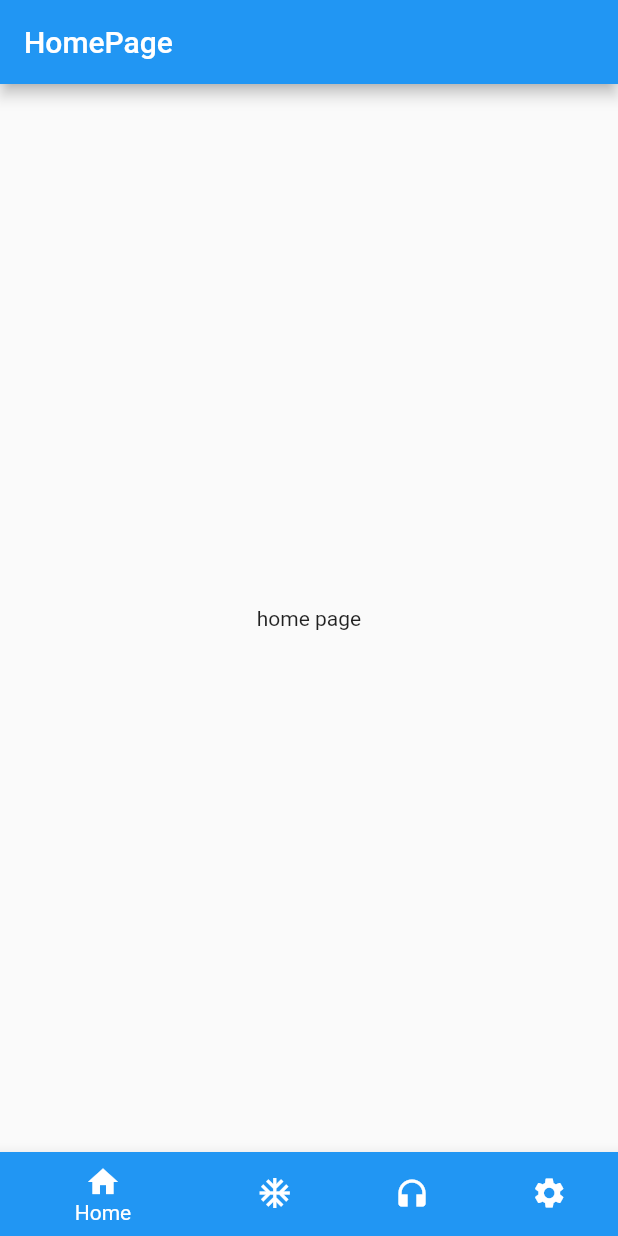
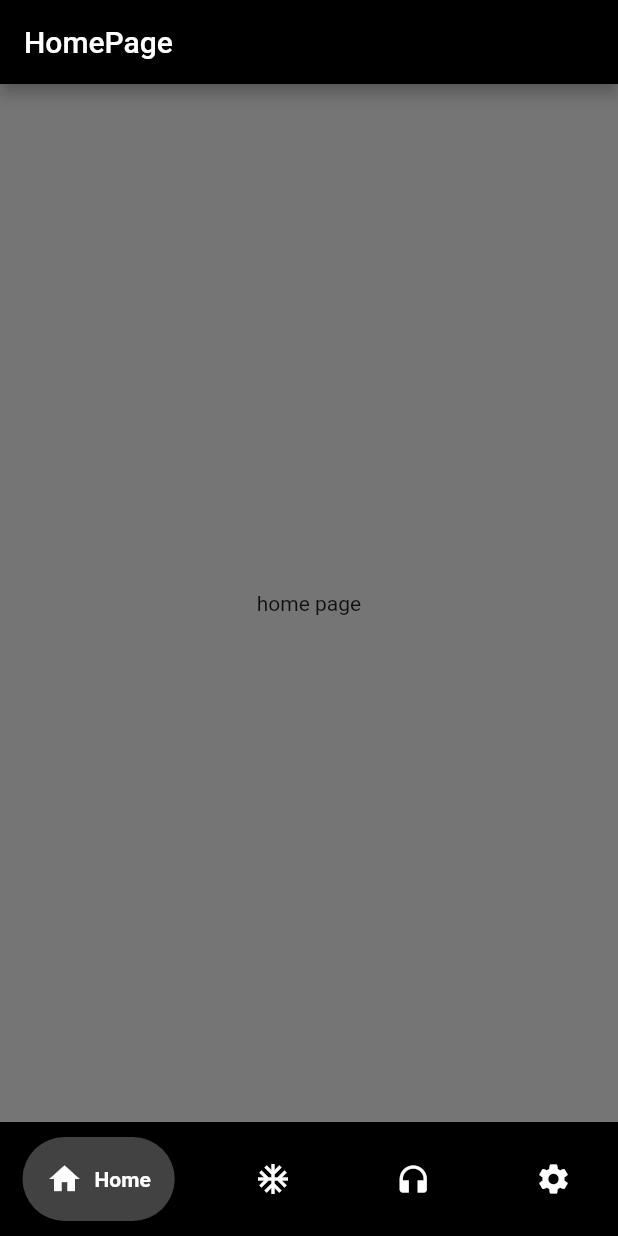
Before and after one commit to zysek11/LifestyleApplication, a Flutter app: the screen it shows after launch, on a phone screen of 412 x 824 dp. Run offline on Flutter 3.47's test engine with Material 2 defaults, Android fonts, the phone set to English and light mode, and no system bars; drawn by our look-alikes of google_nav_bar.

Commit message:
nowy menu bottom nav
sciagniety z GNAV, w pubspec jest dodane depedency, zaimplementowany i zmodyfikowane

```diff
--- a/lib/main.dart
+++ b/lib/main.dart
@@ -1,4 +1,5 @@
 import 'package:flutter/material.dart';
+import 'package:google_nav_bar/google_nav_bar.dart';
 
 void main() {
   runApp(MyApp());
@@ -25,44 +26,57 @@ class _MyAppState extends State<MyApp> {
     return MaterialApp(
       home: Scaffold(
         appBar: AppBar(
-          title: _currentIndex == 0 ? Text("HomePage")
-              : _currentIndex == 1 ? Text("AcPage")
-              : _currentIndex == 2 ? Text("HeadPage")
-              : _currentIndex == 3 ? Text("SettingsPage"): Text("HomePage"),
+          backgroundColor: Colors.black,
+          title: _currentIndex == 0
+              ? Text("HomePage")
+              : _currentIndex == 1
+                  ? Text("AcPage")
+                  : _currentIndex == 2
+                      ? Text("HeadPage")
+                      : _currentIndex == 3
+                          ? Text("SettingsPage")
+                          : Text("HomePage"),
         ),
         body: IndexedStack(
           index: _currentIndex,
           children: _screens,
         ),
-        bottomNavigationBar: BottomNavigationBar(
-          currentIndex: _currentIndex,
-          showSelectedLabels: true,
-          showUnselectedLabels: false,
-          onTap: (index) {
+        bottomNavigationBar: Container(
+          color: Colors.black,
+          child: Padding(
+            padding: const EdgeInsets.symmetric(horizontal: 15, vertical: 10),
+            child: GNav(
+              backgroundColor: Colors.black,
+              color: Colors.white,
+              activeColor: Colors.white,
+              tabBackgroundColor: Colors.grey.shade800,
+              gap: 8,
+              padding: EdgeInsets.all(16),
+              onTabChange: (index){
                 setState(() {
                   _currentIndex = index;
                 });
               },
-            items: const [
-              BottomNavigationBarItem(
-
-                backgroundColor: Colors.blue,
-                icon: Icon(Icons.home),
-                label: 'Home',
+              tabs: const [
+                GButton(
+                  icon: Icons.home,
+                  text: 'Home',
                 ),
-              BottomNavigationBarItem(
-                icon: Icon(Icons.ac_unit),
-                label: 'snow',
+                GButton(
+                  icon: Icons.ac_unit,
+                  text: 'Snow',
                 ),
-              BottomNavigationBarItem(
-                icon: Icon(Icons.headphones),
-                label: 'Head',
+                GButton(
+                  icon: Icons.headphones,
+                  text: 'Head',
                 ),
-              BottomNavigationBarItem(
-                icon: Icon(Icons.settings),
-                label: 'Settings',
+                GButton(
+                  icon: Icons.settings,
+                  text: 'Settings',
                 ),
               ],
+            ),
+          ),
         ),
       ),
     );
@@ -72,25 +86,32 @@ class _MyAppState extends State<MyApp> {
 class HomeScreen extends StatelessWidget {
   @override
   Widget build(BuildContext context) {
-    return Center(
+    return Container(
+      color: Colors.grey.shade600,
+      child: Center(
         child: Column(
           mainAxisAlignment: MainAxisAlignment.center,
           children: [
             Text('home page'),
           ],
         ),
+      ),
     );
   }
 }
+
 class AcScreen extends StatelessWidget {
   @override
   Widget build(BuildContext context) {
-    return Center(
+    return Container(
+      color: Colors.grey.shade600,
+      child: Center(
         child: Column(
           mainAxisAlignment: MainAxisAlignment.center,
           children: [
             Text('ac page'),
           ],
+        ),
       ),
     );
   }
@@ -99,12 +120,15 @@ class AcScreen extends StatelessWidget {
 class HeadScreen extends StatelessWidget {
   @override
   Widget build(BuildContext context) {
-    return Center(
+    return Container(
+      color:Colors.grey.shade600,
+      child: Center(
         child: Column(
           mainAxisAlignment: MainAxisAlignment.center,
           children: [
             Text('head page'),
           ],
+        ),
       ),
     );
   }
@@ -113,13 +137,16 @@ class HeadScreen extends StatelessWidget {
 class SettingsScreen extends StatelessWidget {
   @override
   Widget build(BuildContext context) {
-    return Center(
+    return Container(
+      color:Colors.grey.shade600,
+      child: Center(
         child: Column(
           mainAxisAlignment: MainAxisAlignment.center,
           children: [
             Text('settings page'),
           ],
         ),
+      ),
     );
   }
 }
--- a/pubspec.yaml
+++ b/pubspec.yaml
@@ -36,6 +36,7 @@ dependencies:
   # The following adds the Cupertino Icons font to your application.
   # Use with the CupertinoIcons class for iOS style icons.
   cupertino_icons: ^1.0.2
+  google_nav_bar: ^5.0.6
 
 dev_dependencies:
   flutter_test:
```
Also changed, not shown: pubspec.lock. Lines whose indentation alone changed are shown as unchanged.
